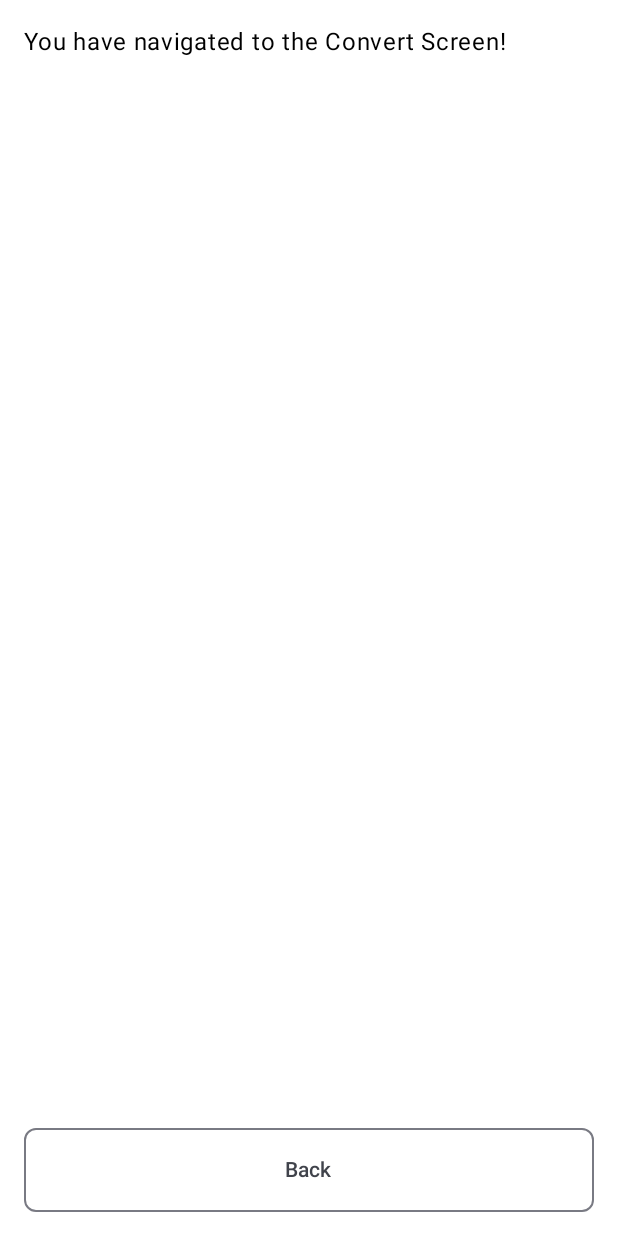
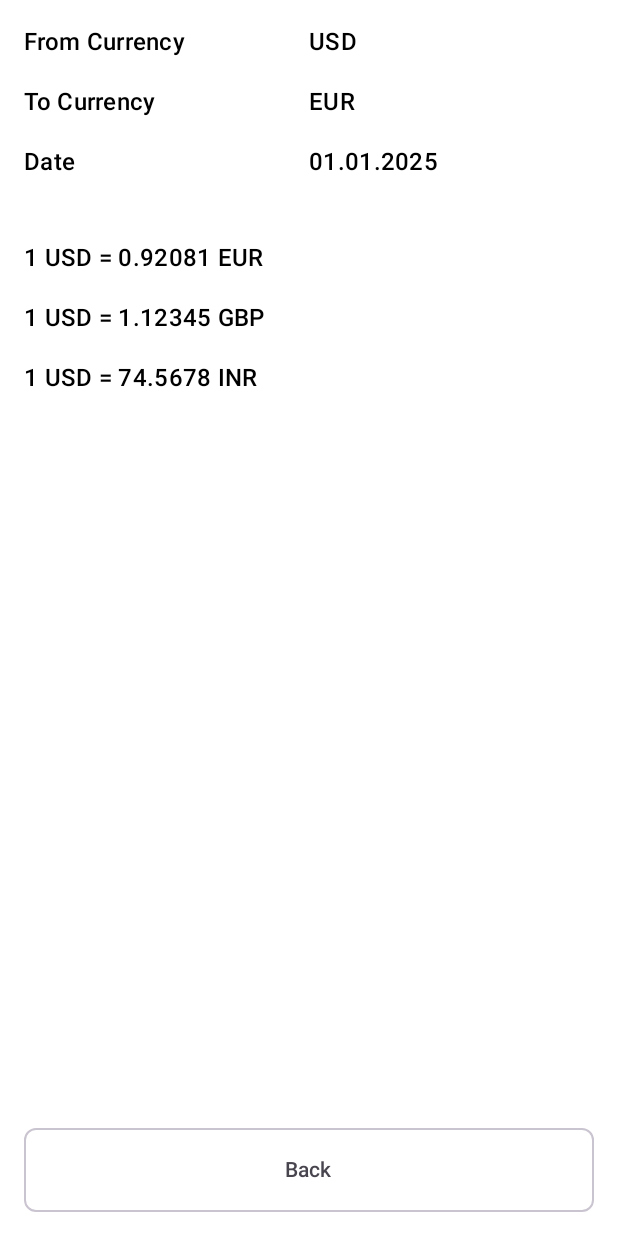
Before and after one commit to nataliakozhanova/CurrencyConverter, an Android app built with Jetpack Compose: the @Preview function PreviewConvertScreenContent, on a phone screen of 412 x 824 dp. Run offline under Robolectric (Android 15) with nearby library versions, the phone set to English and light mode, and no system bars.

Commit message:
верстка экрана отображения результата

```diff
--- a/app/src/main/java/com/example/currencyconverter/ui/screens/ConvertScreen.kt
+++ b/app/src/main/java/com/example/currencyconverter/ui/screens/ConvertScreen.kt
@@ -1,33 +1,131 @@
 package com.example.currencyconverter.ui.screens
 
+import androidx.compose.foundation.layout.Arrangement
+import androidx.compose.foundation.layout.Box
+import androidx.compose.foundation.layout.Column
+import androidx.compose.foundation.layout.Row
+import androidx.compose.foundation.layout.Spacer
+import androidx.compose.foundation.layout.fillMaxSize
+import androidx.compose.foundation.layout.fillMaxWidth
+import androidx.compose.foundation.layout.height
+import androidx.compose.foundation.layout.padding
+import androidx.compose.material3.CircularProgressIndicator
+import androidx.compose.material3.MaterialTheme
 import androidx.compose.material3.Text
 import androidx.compose.runtime.Composable
+import androidx.compose.runtime.LaunchedEffect
+import androidx.compose.runtime.getValue
+import androidx.compose.runtime.mutableStateOf
+import androidx.compose.runtime.remember
+import androidx.compose.runtime.setValue
 import androidx.compose.ui.Modifier
 import androidx.compose.ui.res.stringResource
 import androidx.compose.ui.tooling.preview.Preview
+import androidx.compose.ui.unit.dp
 import com.example.currencyconverter.R
-import com.example.currencyconverter.ui.theme.CurrencyConverterTheme
 
 @Composable
 fun ConvertScreenContent(
     modifier: Modifier = Modifier,
     onBack: () -> Unit
 ) {
+    // Состояние загрузки
+    var isLoading by remember { mutableStateOf(false) }
+
+    // Заглушки для данных с сервера
+    val fromCurrency = "USD"
+    val toCurrency = "EUR"
+    val date = "01.01.2025"
+
+    val conversionRates = listOf( // Заглушка данных о конверсии
+        "1 USD = 0.92081 EUR",
+        "1 USD = 1.12345 GBP",
+        "1 USD = 74.5678 INR"
+    )
+
     ScreenLayout(
         modifier = modifier,
         buttonText = stringResource(id = R.string.action_back),
         onButtonClick = onBack,
-        content = { // Передаем контент через параметр content
-            Text(text = stringResource(id = R.string.convert_screen_message))
+        content = {
+            if (isLoading) {
+                // Спиннер для отображения загрузки
+                Box(
+                    modifier = Modifier
+                        .fillMaxSize()
+                        .padding(top = 150.dp), // Регулируем высоту размещения спиннера
+                    contentAlignment = androidx.compose.ui.Alignment.TopCenter
+                ) {
+                    CircularProgressIndicator()
+                }
+            } else {
+                // Данные с сервера
+                Column(verticalArrangement = Arrangement.spacedBy(16.dp)) {
+                    KeyValueRow(
+                        label = stringResource(id = R.string.title_from_currency),
+                        value = fromCurrency
+                    )
+                    KeyValueRow(
+                        label = stringResource(id = R.string.title_to_currency),
+                        value = toCurrency
+                    )
+                    KeyValueRow(
+                        label = stringResource(id = R.string.title_date),
+                        value = date
+                    )
+
+                    // Отступ сверху перед строками с курсами конверсии
+                    Spacer(modifier = Modifier.height(8.dp))
+
+                    // Динамические строки с курсами конверсии
+                    conversionRates.forEach { rate ->
+                        Text(
+                            text = rate,
+                            style = MaterialTheme.typography.titleMedium,
+                        )
+                    }
+                }
+            }
+
+            // Эмуляция загрузки данных
+            LaunchedEffect(Unit) {
+                kotlinx.coroutines.delay(2000) // Задержка в 2 секунды для симуляции
+                isLoading = false
+            }
         }
     )
+}
+
+@Composable
+fun KeyValueRow(
+    label: String,
+    value: String,
+    modifier: Modifier = Modifier
+) {
+    Row(
+        modifier = modifier.fillMaxWidth(),
+        horizontalArrangement = Arrangement.SpaceBetween
+    ) {
+        Text(
+            text = label,
+            style = MaterialTheme.typography.titleMedium,
+            modifier = Modifier.weight(1f)
+        )
+        Text(
+            text = value,
+            style = MaterialTheme.typography.titleMedium,
+            modifier = Modifier.weight(1f)
+        )
+    }
 }
 
 
 @Preview(showBackground = true)
 @Composable
 fun PreviewConvertScreenContent() {
-    CurrencyConverterTheme {
-        ConvertScreenContent(onBack = {})
-    }
+    // Используем временные значения для отображения в превью
+    ConvertScreenContent(
+        onBack = {}, // Заглушка для кнопки "Back"
+        modifier = Modifier
+    )
 }
--- a/app/src/main/res/values/strings.xml
+++ b/app/src/main/res/values/strings.xml
@@ -10,8 +10,8 @@
     <string name="currency2">USD</string>
     <string name="currency3">CHF</string>
     <string name="currency4">GBP</string>
+    <string name="date_mock">01.01.2025</string>
     <string name="select_currency">Select currency</string>
     <string name="action_convert">Convert</string>
     <string name="action_back">Back</string>
-    <string name="convert_screen_message">You have navigated to the Convert Screen!</string>
 </resources>
```
